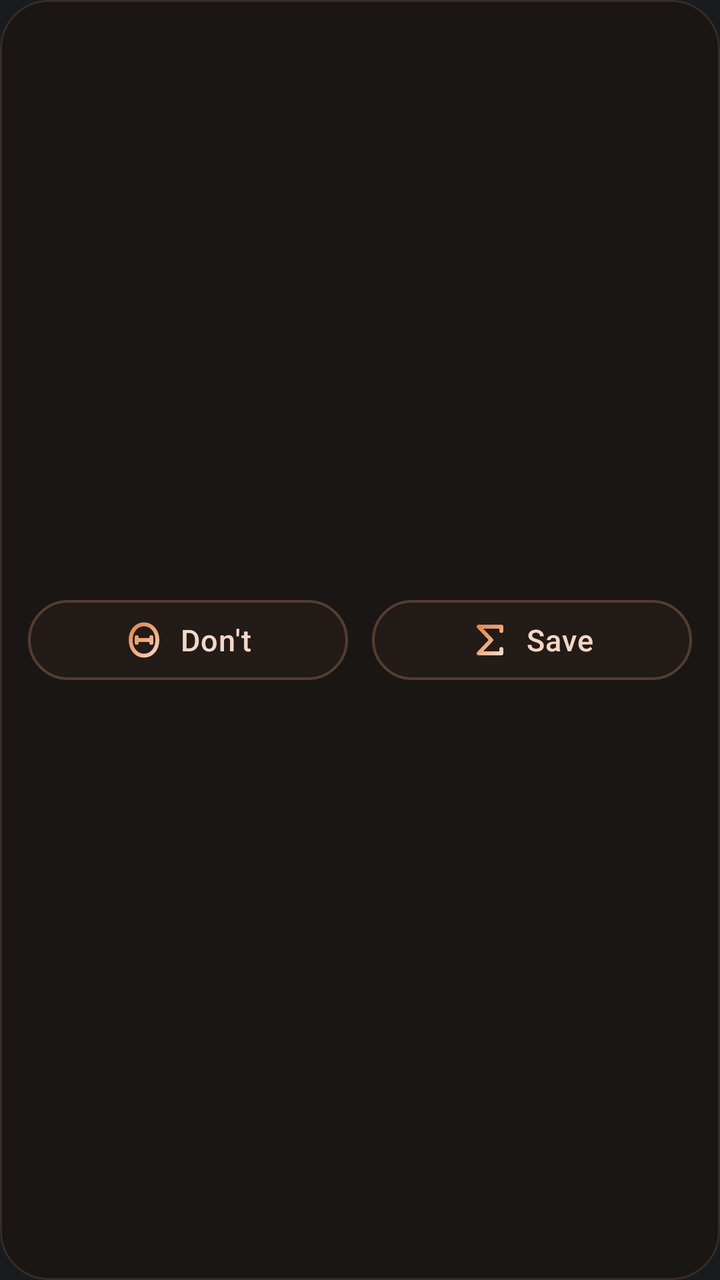
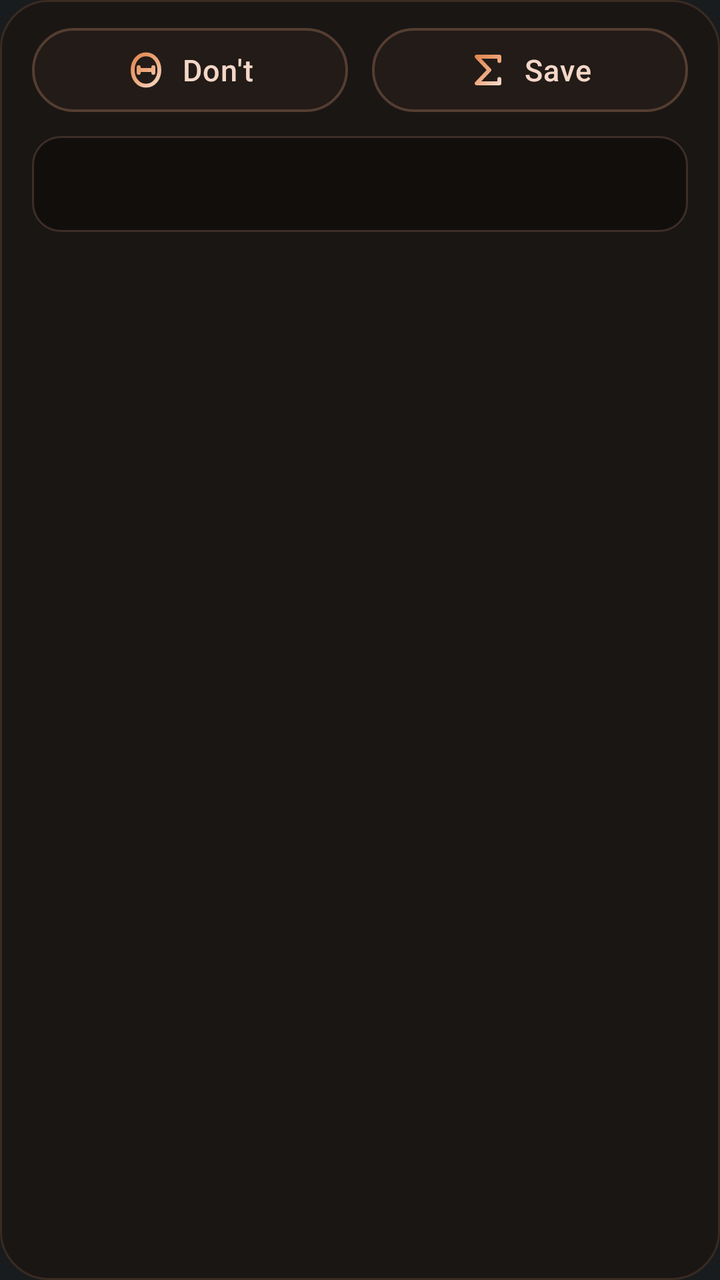

Screens rendered from an Android XML layout before and after an edit, with the pre-edit source and the edit as a unified diff.
<!-- AndroidManifest.xml: application theme Theme.MyApplication -->
<!-- res/layout/notification_append_confirm_compact.xml -->
<?xml version="1.0" encoding="utf-8"?>
<LinearLayout xmlns:android="http://schemas.android.com/apk/res/android"
    android:id="@+id/notif_append_confirm_root"
    android:layout_width="match_parent"
    android:layout_height="wrap_content"
    android:background="@drawable/bg_notif_recording_card"
    android:clipChildren="false"
    android:clipToPadding="false"
    android:gravity="center_vertical"
    android:orientation="horizontal"
    android:paddingStart="14dp"
    android:paddingTop="12dp"
    android:paddingEnd="14dp"
    android:paddingBottom="12dp">

    <LinearLayout
        android:id="@+id/notif_append_dont_button"
        android:layout_width="0dp"
        android:layout_height="40dp"
        android:layout_marginEnd="6dp"
        android:layout_weight="1"
        android:background="@drawable/bg_notif_append_button"
        android:clickable="true"
        android:focusable="true"
        android:gravity="center"
        android:orientation="horizontal"
        android:paddingStart="12dp"
        android:paddingEnd="12dp">

        <ImageView
            android:id="@+id/notif_append_dont_icon"
            android:layout_width="20dp"
            android:layout_height="20dp"
            android:contentDescription="Don't"
            android:scaleType="fitCenter"
            android:src="@drawable/ic_notif_greek_theta" />

        <TextView
            android:id="@+id/notif_append_dont_text"
            android:layout_width="wrap_content"
            android:layout_height="wrap_content"
            android:layout_marginStart="8dp"
            android:ellipsize="end"
            android:fontFamily="sans-serif-medium"
            android:letterSpacing="0.03"
            android:maxLines="1"
            android:singleLine="true"
            android:text="Don't"
            android:textColor="#F4D7C7"
            android:textSize="15sp"
            android:textStyle="normal" />
    </LinearLayout>

    <LinearLayout
        android:id="@+id/notif_append_save_button"
        android:layout_width="0dp"
        android:layout_height="40dp"
        android:layout_marginStart="6dp"
        android:layout_weight="1"
        android:background="@drawable/bg_notif_append_button"
        android:clickable="true"
        android:focusable="true"
        android:gravity="center"
        android:orientation="horizontal"
        android:paddingStart="12dp"
        android:paddingEnd="12dp">

        <ImageView
            android:id="@+id/notif_append_save_icon"
            android:layout_width="20dp"
            android:layout_height="20dp"
            android:contentDescription="Save"
            android:scaleType="fitCenter"
            android:src="@drawable/ic_notif_greek_sigma" />

        <TextView
            android:id="@+id/notif_append_save_text"
            android:layout_width="wrap_content"
            android:layout_height="wrap_content"
            android:layout_marginStart="8dp"
            android:ellipsize="end"
            android:fontFamily="sans-serif-medium"
            android:letterSpacing="0.03"
            android:maxLines="1"
            android:singleLine="true"
            android:text="Save"
            android:textColor="#F4D7C7"
            android:textSize="15sp"
            android:textStyle="normal" />
    </LinearLayout>

</LinearLayout>
<!-- resources referenced by this layout -->
<resources>
  <!-- drawable bg_notif_append_button (drawable) -->
  <?xml version="1.0" encoding="utf-8"?>
  <shape xmlns:android="http://schemas.android.com/apk/res/android"
      android:shape="rectangle">
      <solid android:color="#FF221B17" />
      <corners android:radius="999dp" />
      <stroke
          android:width="1.2dp"
          android:color="#FF543D31" />
  </shape>
  <!-- drawable bg_notif_recording_card (drawable) -->
  <?xml version="1.0" encoding="utf-8"?>
  <shape xmlns:android="http://schemas.android.com/apk/res/android"
      android:shape="rectangle">
      <solid android:color="#FF1A1614" />
      <corners android:radius="24dp" />
      <stroke
          android:width="1dp"
          android:color="#26F08C4B" />
  </shape>
  <!-- drawable ic_notif_greek_sigma (drawable) -->
  <vector xmlns:android="http://schemas.android.com/apk/res/android"
      xmlns:aapt="http://schemas.android.com/aapt"
      android:width="24dp"
      android:height="24dp"
      android:viewportWidth="24"
      android:viewportHeight="24">
      
      <path
          android:fillColor="#00000000"
          android:pathData="M18.8,6.6 L18.8,4.0 L5.2,4.0 L12.8,12.0 L5.2,20.0 L18.8,20.0 L18.8,17.4"
          android:strokeWidth="2.35"
          android:strokeLineCap="round"
          android:strokeLineJoin="round">
          <aapt:attr name="android:strokeColor">
              <gradient
                  android:startX="5.0"
                  android:startY="4.0"
                  android:endX="19.0"
                  android:endY="20.0"
                  android:type="linear">
                  <item
                      android:color="#FFE38851"
                      android:offset="0.0" />
                  <item
                      android:color="#FFEDA87D"
                      android:offset="0.52" />
                  <item
                      android:color="#FFF4D7C7"
                      android:offset="1.0" />
              </gradient>
          </aapt:attr>
      </path>
  </vector>
  <style name="Theme.MyApplication" parent="android:Theme.DeviceDefault.NoActionBar" />
  <!-- unchanged entries left out for length: 1 -->
</resources>

<!-- the commit's change to res/layout/notification_append_confirm_compact.xml (unified diff, before → after) -->
@@ -6,87 +6,126 @@
     android:background="@drawable/bg_notif_recording_card"
     android:clipChildren="false"
     android:clipToPadding="false"
-    android:gravity="center_vertical"
-    android:orientation="horizontal"
-    android:paddingStart="14dp"
-    android:paddingTop="12dp"
-    android:paddingEnd="14dp"
-    android:paddingBottom="12dp">
+    android:orientation="vertical"
+    android:paddingStart="16dp"
+    android:paddingTop="14dp"
+    android:paddingEnd="16dp"
+    android:paddingBottom="14dp">
 
+    
     <LinearLayout
-        android:id="@+id/notif_append_dont_button"
-        android:layout_width="0dp"
-        android:layout_height="40dp"
-        android:layout_marginEnd="6dp"
-        android:layout_weight="1"
-        android:background="@drawable/bg_notif_append_button"
-        android:clickable="true"
-        android:focusable="true"
-        android:gravity="center"
-        android:orientation="horizontal"
-        android:paddingStart="12dp"
-        android:paddingEnd="12dp">
+        android:id="@+id/notif_append_buttons_row"
+        android:layout_width="match_parent"
+        android:layout_height="wrap_content"
+        android:clipChildren="false"
+        android:clipToPadding="false"
+        android:gravity="center_vertical"
+        android:orientation="horizontal">
 
-        <ImageView
-            android:id="@+id/notif_append_dont_icon"
-            android:layout_width="20dp"
-            android:layout_height="20dp"
-            android:contentDescription="Don't"
-            android:scaleType="fitCenter"
-            android:src="@drawable/ic_notif_greek_theta" />
+        <LinearLayout
+            android:id="@+id/notif_append_dont_button"
+            android:layout_width="0dp"
+            android:layout_height="42dp"
+            android:layout_marginEnd="6dp"
+            android:layout_weight="1"
+            android:background="@drawable/bg_notif_append_button"
+            android:clickable="true"
+            android:focusable="true"
+            android:gravity="center"
+            android:orientation="horizontal"
+            android:paddingStart="12dp"
+            android:paddingEnd="12dp">
+
+            <ImageView
+                android:id="@+id/notif_append_dont_icon"
+                android:layout_width="20dp"
+                android:layout_height="20dp"
+                android:contentDescription="Don't"
+                android:scaleType="fitCenter"
+                android:src="@drawable/ic_notif_greek_theta" />
+
+            <TextView
+                android:id="@+id/notif_append_dont_text"
+                android:layout_width="wrap_content"
+                android:layout_height="wrap_content"
+                android:layout_marginStart="8dp"
+                android:ellipsize="end"
+                android:fontFamily="sans-serif-medium"
+                android:letterSpacing="0.03"
+                android:maxLines="1"
+                android:singleLine="true"
+                android:text="Don't"
+                android:textColor="#F4D7C7"
+                android:textSize="15sp"
+                android:textStyle="normal" />
+        </LinearLayout>
+
+        <LinearLayout
+            android:id="@+id/notif_append_save_button"
+            android:layout_width="0dp"
+            android:layout_height="42dp"
+            android:layout_marginStart="6dp"
+            android:layout_weight="1"
+            android:background="@drawable/bg_notif_append_button"
+            android:clickable="true"
+            android:focusable="true"
+            android:gravity="center"
+            android:orientation="horizontal"
+            android:paddingStart="12dp"
+            android:paddingEnd="12dp">
+
+            <ImageView
+                android:id="@+id/notif_append_save_icon"
+                android:layout_width="20dp"
+                android:layout_height="20dp"
+                android:contentDescription="Save"
+                android:scaleType="fitCenter"
+                android:src="@drawable/ic_notif_greek_sigma" />
+
+            <TextView
+                android:id="@+id/notif_append_save_text"
+                android:layout_width="wrap_content"
+                android:layout_height="wrap_content"
+                android:layout_marginStart="8dp"
+                android:ellipsize="end"
+                android:fontFamily="sans-serif-medium"
+                android:letterSpacing="0.03"
+                android:maxLines="1"
+                android:singleLine="true"
+                android:text="Save"
+                android:textColor="#F4D7C7"
+                android:textSize="15sp"
+                android:textStyle="normal" />
+        </LinearLayout>
+    </LinearLayout>
+
+    
+    <FrameLayout
+        android:id="@+id/notif_append_title_input_container"
+        android:layout_width="match_parent"
+        android:layout_height="wrap_content"
+        android:layout_marginTop="12dp"
+        android:clipChildren="false"
+        android:clipToPadding="false"
+        android:minHeight="48dp">
 
         <TextView
-            android:id="@+id/notif_append_dont_text"
-            android:layout_width="wrap_content"
-            android:layout_height="wrap_content"
-            android:layout_marginStart="8dp"
+            android:id="@+id/notif_append_title_display"
+            android:layout_width="match_parent"
+            android:layout_height="48dp"
+            android:background="@drawable/bg_notif_title_input"
             android:ellipsize="end"
             android:fontFamily="sans-serif-medium"
-            android:letterSpacing="0.03"
+            android:gravity="center_vertical|start"
+            android:includeFontPadding="false"
             android:maxLines="1"
+            android:paddingStart="14dp"
+            android:paddingTop="12dp"
+            android:paddingEnd="14dp"
+            android:paddingBottom="12dp"
             android:singleLine="true"
-            android:text="Don't"
             android:textColor="#F4D7C7"
-            android:textSize="15sp"
-            android:textStyle="normal" />
-    </LinearLayout>
-
-    <LinearLayout
-        android:id="@+id/notif_append_save_button"
-        android:layout_width="0dp"
-        android:layout_height="40dp"
-        android:layout_marginStart="6dp"
-        android:layout_weight="1"
-        android:background="@drawable/bg_notif_append_button"
-        android:clickable="true"
-        android:focusable="true"
-        android:gravity="center"
-        android:orientation="horizontal"
-        android:paddingStart="12dp"
-        android:paddingEnd="12dp">
-
-        <ImageView
-            android:id="@+id/notif_append_save_icon"
-            android:layout_width="20dp"
-            android:layout_height="20dp"
-            android:contentDescription="Save"
-            android:scaleType="fitCenter"
-            android:src="@drawable/ic_notif_greek_sigma" />
-
-        <TextView
-            android:id="@+id/notif_append_save_text"
-            android:layout_width="wrap_content"
-            android:layout_height="wrap_content"
-            android:layout_marginStart="8dp"
-            android:ellipsize="end"
-            android:fontFamily="sans-serif-medium"
-            android:letterSpacing="0.03"
-            android:maxLines="1"
-            android:singleLine="true"
-            android:text="Save"
-            android:textColor="#F4D7C7"
-            android:textSize="15sp"
-            android:textStyle="normal" />
-    </LinearLayout>
+            android:textSize="14sp" />
+    </FrameLayout>
 
 </LinearLayout>
<!-- resource entries referenced after the edit -->
@@ -20,6 +20,28 @@
           android:width="1dp"
           android:color="#26F08C4B" />
   </shape>
+  <!-- drawable bg_notif_title_input (drawable) -->
+  <?xml version="1.0" encoding="utf-8"?>
+  <selector xmlns:android="http://schemas.android.com/apk/res/android">
+      <item android:state_focused="true">
+          <shape android:shape="rectangle">
+              <solid android:color="#FF120E0C" />
+              <corners android:radius="14dp" />
+              <stroke
+                  android:width="1.5dp"
+                  android:color="#FFE38851" />
+          </shape>
+      </item>
+      <item>
+          <shape android:shape="rectangle">
+              <solid android:color="#FF120E0C" />
+              <corners android:radius="14dp" />
+              <stroke
+                  android:width="1dp"
+                  android:color="#FF3D2E27" />
+          </shape>
+      </item>
+  </selector>
   <!-- drawable ic_notif_greek_sigma (drawable) -->
   <vector xmlns:android="http://schemas.android.com/apk/res/android"
       xmlns:aapt="http://schemas.android.com/aapt"
